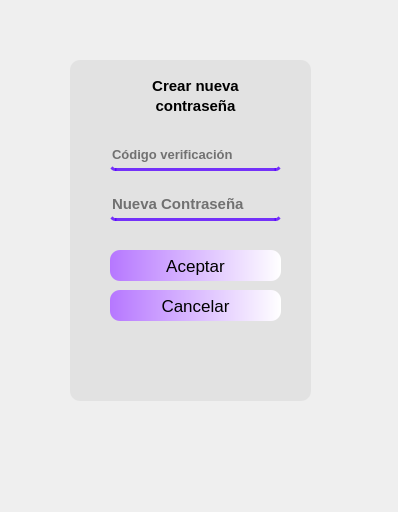
The window that src/vista/ui/RecuContra2.ui (OscaarMG/campasgym) describes before a commit, drawn with Qt 5.
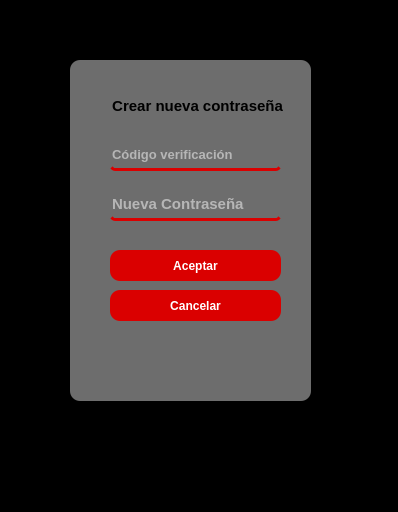
The same window after the commit.

```diff
--- a/src/vista/ui/RecuContra2.ui
+++ b/src/vista/ui/RecuContra2.ui
@@ -13,6 +13,9 @@
   <property name="windowTitle">
    <string>MainWindow</string>
   </property>
+  <property name="styleSheet">
+   <string notr="true">background-color:#000000</string>
+  </property>
   <widget class="QWidget" name="centralwidget">
    <widget class="QLabel" name="label_3">
     <property name="geometry">
@@ -24,7 +27,7 @@
      </rect>
     </property>
     <property name="styleSheet">
-     <string notr="true">background-color: rgba(220, 220, 220, 165);
+     <string notr="true">background-color: #6d6d6d;
 border-radius: 10
 </string>
     </property>
@@ -36,29 +39,6 @@
     <property name="geometry">
      <rect>
       <x>100</x>
-      <y>70</y>
-      <width>191</width>
-      <height>31</height>
-     </rect>
-    </property>
-    <property name="font">
-     <font>
-      <pointsize>11</pointsize>
-      <weight>75</weight>
-      <bold>true</bold>
-     </font>
-    </property>
-    <property name="text">
-     <string>Crear nueva</string>
-    </property>
-    <property name="alignment">
-     <set>Qt::AlignCenter</set>
-    </property>
-   </widget>
-   <widget class="QLabel" name="label_5">
-    <property name="geometry">
-     <rect>
-      <x>100</x>
       <y>90</y>
       <width>191</width>
       <height>31</height>
@@ -71,8 +51,11 @@
       <bold>true</bold>
      </font>
     </property>
+    <property name="styleSheet">
+     <string notr="true">background-color:#6d6d6d</string>
+    </property>
     <property name="text">
-     <string>contraseña</string>
+     <string> Crear nueva contraseña</string>
     </property>
     <property name="alignment">
      <set>Qt::AlignCenter</set>
@@ -95,11 +78,12 @@
      </font>
     </property>
     <property name="styleSheet">
-     <string notr="true">background-color: rgba(74, 30, 134, 0);
+     <string notr="true">background-color: #6d6d6d;
 border: none;
-border-bottom: 3px solid rgba(85, 0, 255, 200);
-border-radius: 5
-</string>
+border-bottom: 3px solid;
+border-color:#da0000;
+border-radius: 5px;
+color: white;</string>
     </property>
     <property name="text">
      <string/>
@@ -119,33 +103,30 @@
     </property>
     <property name="font">
      <font>
-      <pointsize>13</pointsize>
-      <weight>50</weight>
-      <bold>false</bold>
+      <pointsize>-1</pointsize>
+      <weight>75</weight>
+      <bold>true</bold>
      </font>
     </property>
     <property name="styleSheet">
-     <string notr="true">background-color: qlineargradient(spread:pad, x1:0, y1:0, x2:1, y2:0, stop:0 rgba(182, 119, 255, 255), stop:1 rgba(255, 255, 255, 255));
-border-radius: 10
+     <string notr="true">QPushButton {
+    background-color: #da0000;
+    color: white;
+    border-radius: 10px;
+    padding: 3px;
+    font-size: 12px;
+    font-weight: bold;
+}
+
+QPushButton:hover {
+    background-color: #aa0000;
+}
 </string>
     </property>
     <property name="text">
      <string>Aceptar</string>
     </property>
    </widget>
-   <widget class="QLabel" name="labelMensaje">
-    <property name="geometry">
-     <rect>
-      <x>120</x>
-      <y>320</y>
-      <width>161</width>
-      <height>31</height>
-     </rect>
-    </property>
-    <property name="text">
-     <string/>
-    </property>
-   </widget>
    <widget class="QLineEdit" name="NuevaContrasenaEdit">
     <property name="geometry">
      <rect>
@@ -163,11 +144,12 @@
      </font>
     </property>
     <property name="styleSheet">
-     <string notr="true">background-color: rgba(74, 30, 134, 0);
+     <string notr="true">background-color: #6d6d6d;
 border: none;
-border-bottom: 3px solid rgba(85, 0, 255, 200);
-border-radius: 5
-</string>
+border-bottom: 3px solid;
+border-color:#da0000;
+border-radius: 5px;
+color: white;</string>
     </property>
     <property name="echoMode">
      <enum>QLineEdit::PasswordEchoOnEdit</enum>
@@ -187,15 +169,24 @@
     </property>
     <property name="font">
      <font>
-      <pointsize>13</pointsize>
-      <weight>50</weight>
-      <bold>false</bold>
+      <pointsize>-1</pointsize>
+      <weight>75</weight>
+      <bold>true</bold>
      </font>
     </property>
     <property name="styleSheet">
-     <string notr="true">background-color: qlineargradient(spread:pad, x1:0, y1:0, x2:1, y2:0, stop:0 rgba(182, 119, 255, 255), stop:1 rgba(255, 255, 255, 255));
-border-radius: 10
-</string>
+     <string notr="true">QPushButton {
+    background-color: #da0000;
+    color: white;
+    border-radius: 10px;
+    padding: 3px;
+    font-size: 12px;
+    font-weight: bold;
+}
+
+QPushButton:hover {
+    background-color: #aa0000;
+}</string>
     </property>
     <property name="text">
      <string>Cancelar</string>
```
